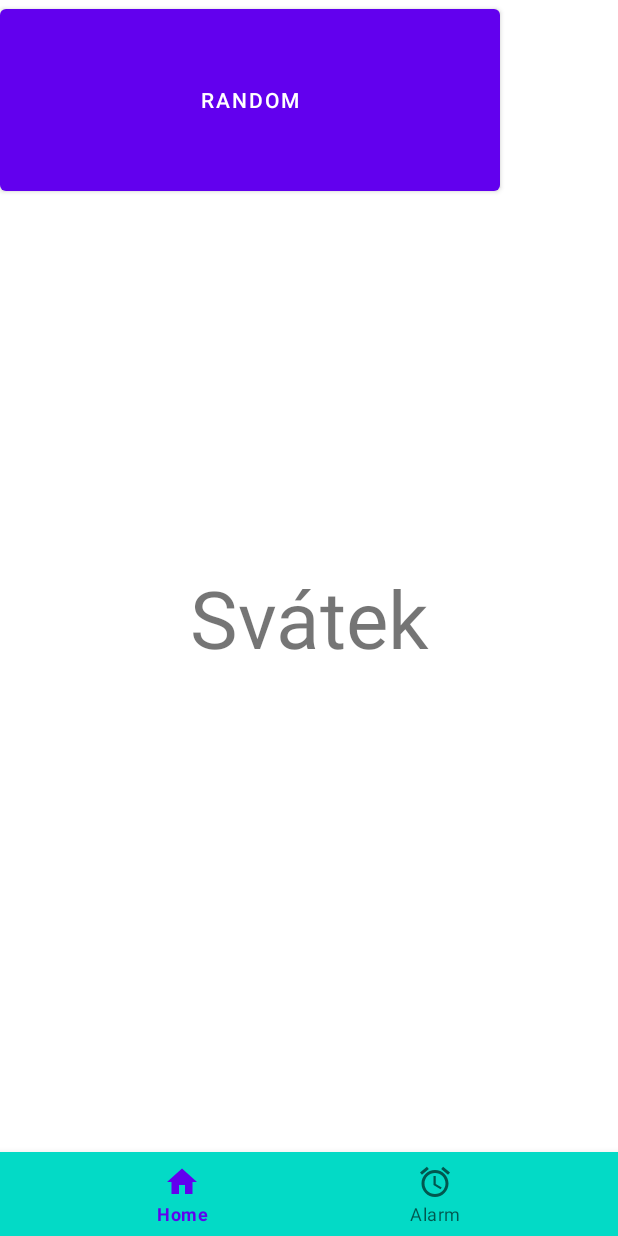
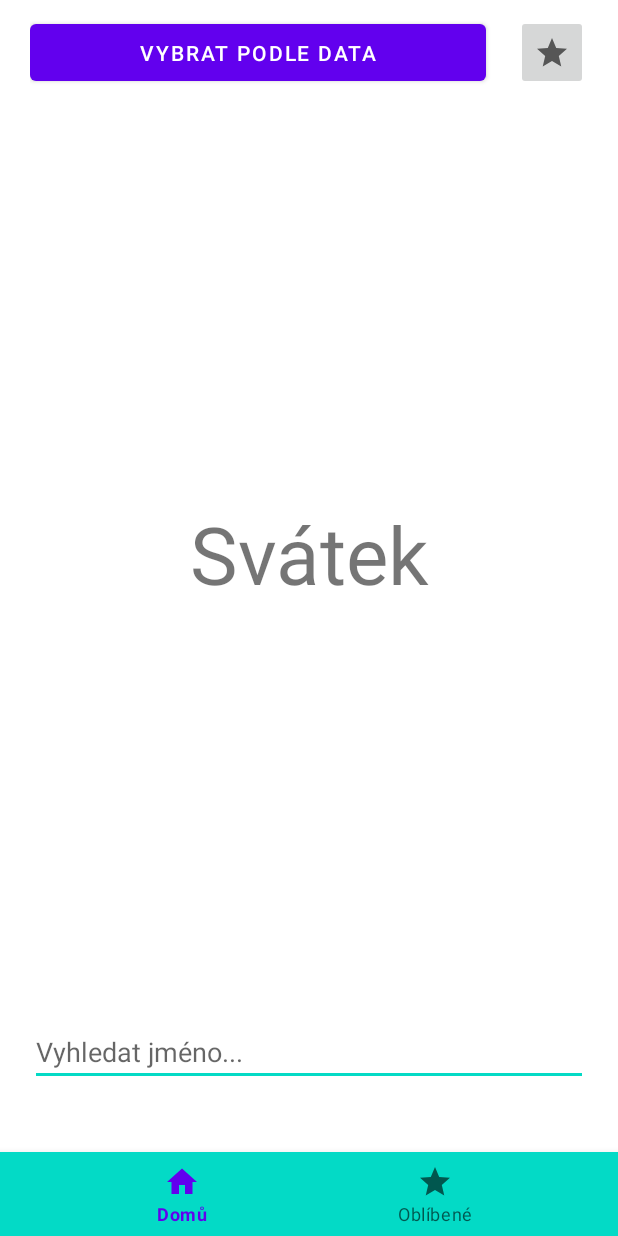
Before and after one commit to davidKolar175/svatecnik, an Android app: the screen it shows after launch (MainActivity), on a phone screen of 412 x 824 dp. Run offline under Robolectric (Android 15) with nearby library versions, the phone set to English and light mode, and no system bars; 1 statement that could not run was skipped.

Commit message:
další změny

```diff
--- a/app/src/main/java/com/example/svatecnik/MainActivity.kt
+++ b/app/src/main/java/com/example/svatecnik/MainActivity.kt
@@ -1,35 +1,36 @@
 package com.example.svatecnik
 
+import android.content.Context
+import android.os.Bundle
 import androidx.appcompat.app.AppCompatActivity
-import android.os.Bundle
-import android.util.Log
-import androidx.activity.viewModels
 import androidx.core.splashscreen.SplashScreen.Companion.installSplashScreen
+import androidx.datastore.core.DataStore
+import androidx.datastore.preferences.core.Preferences
+import androidx.datastore.preferences.preferencesDataStore
 import androidx.fragment.app.Fragment
-import androidx.lifecycle.Observer
 import androidx.lifecycle.ViewModelProvider
 import com.example.svatecnik.repository.Repository
+import com.example.svatecnik.utils.Constants.Companion.FAVOURITE_NAME_KEY
 import kotlinx.android.synthetic.main.activity_main.*
-import kotlinx.android.synthetic.main.fragment_home.*
 
 class MainActivity : AppCompatActivity() {
 
+    private lateinit var viewModel: MainViewModel
     private val homeFragment = HomeFragment()
     private val alarmsFragment = AlarmsFragment()
-    private lateinit var viewModel: MainViewModel;
+    private val dataStore: DataStore<Preferences> by preferencesDataStore(FAVOURITE_NAME_KEY)
 
     override fun onCreate(savedInstanceState: Bundle?) {
         super.onCreate(savedInstanceState)
 
         val repository = Repository()
-        val viewModelFactory = MainViewModelFactory(repository)
+        val viewModelFactory = MainViewModelFactory(repository, dataStore)
         viewModel = ViewModelProvider(this, viewModelFactory).get(MainViewModel::class.java)
-        //viewModel.getSvatek()
 
         installSplashScreen().apply {
-           setKeepVisibleCondition{
-               viewModel.isLoading.value
-           }
+            setKeepOnScreenCondition {
+                viewModel.isLoading.value
+            }
         }
 
         setContentView(R.layout.activity_main)
@@ -43,9 +44,8 @@ class MainActivity : AppCompatActivity() {
         }
     }
 
-    private fun replaceFragment(fragment: Fragment){
-        if (fragment != null)
-        {
+    private fun replaceFragment(fragment: Fragment) {
+        if (fragment != null) {
             val transation = supportFragmentManager.beginTransaction()
             transation.replace(R.id.fragment_container, fragment)
             transation.commit()
--- a/app/src/main/java/com/example/svatecnik/MainViewModel.kt
+++ b/app/src/main/java/com/example/svatecnik/MainViewModel.kt
@@ -1,28 +1,60 @@
 package com.example.svatecnik
 
+import android.util.Log
+import androidx.datastore.core.DataStore
+import androidx.datastore.preferences.core.Preferences
+import androidx.datastore.preferences.core.edit
 import androidx.lifecycle.MutableLiveData
 import androidx.lifecycle.ViewModel
+import androidx.lifecycle.asLiveData
 import androidx.lifecycle.viewModelScope
 import com.example.svatecnik.model.NameObject
 import com.example.svatecnik.repository.Repository
+import com.example.svatecnik.utils.Constants.Companion.FAVOURITE_NAMES_KEY
 import kotlinx.coroutines.delay
+import kotlinx.coroutines.flow.Flow
 import kotlinx.coroutines.flow.MutableStateFlow
 import kotlinx.coroutines.flow.asStateFlow
+import kotlinx.coroutines.flow.map
 import kotlinx.coroutines.launch
 import java.text.SimpleDateFormat
 import java.util.*
 
-class MainViewModel(private val repository: Repository) : ViewModel() {
+
+class MainViewModel(
+    private val repository: Repository,
+    private val dataStore: DataStore<Preferences>
+) : ViewModel() {
 
     private val _isLoading = MutableStateFlow(true)
     val isLoading = _isLoading.asStateFlow()
     val myResponse: MutableLiveData<NameObject> = MutableLiveData()
+    val fakeNames: MutableLiveData<MutableList<String>> = MutableLiveData()
+
+
+    lateinit var lastPlayedSong: Flow<Set<String>>
 
     init {
         viewModelScope.launch {
             getCurrentSvatek()
             delay(2000)
-            _isLoading.value = false;
+            _isLoading.value = false
+            fakeNames.value = mutableListOf("David")
+
+            lastPlayedSong = dataStore.data.map { preferences ->
+                preferences[FAVOURITE_NAMES_KEY] ?: buildSet { "asd" }
+            }
+        }
+    }
+
+    fun setFakeName() {
+        viewModelScope.launch {
+
+            //fakeNames.value = mutableListOf("Igor")
+            dataStore.edit { settings ->
+                settings[FAVOURITE_NAMES_KEY] = buildSet { "Igor" }
+            }
+
         }
     }
 
--- a/app/src/main/java/com/example/svatecnik/MainViewModelFactory.kt
+++ b/app/src/main/java/com/example/svatecnik/MainViewModelFactory.kt
@@ -1,13 +1,15 @@
 package com.example.svatecnik
 
+import androidx.datastore.core.DataStore
+import androidx.datastore.preferences.core.Preferences
 import androidx.lifecycle.ViewModel
 import androidx.lifecycle.ViewModelProvider
 import com.example.svatecnik.repository.Repository
 
-class MainViewModelFactory(private val repository: Repository): ViewModelProvider.Factory {
+class MainViewModelFactory(private val repository: Repository, private val dataStore: DataStore<Preferences>): ViewModelProvider.Factory {
 
     override fun <T : ViewModel?> create(modelClass: Class<T>): T {
-        return MainViewModel(repository) as T
+        return MainViewModel(repository, dataStore) as T
     }
 
 }
--- a/app/src/main/java/com/example/svatecnik/utils/Constants.kt
+++ b/app/src/main/java/com/example/svatecnik/utils/Constants.kt
@@ -1,8 +1,14 @@
 package com.example.svatecnik.utils
+
+import androidx.datastore.preferences.core.stringPreferencesKey
+import androidx.datastore.preferences.core.stringSetPreferencesKey
 
 class Constants {
     companion object {
         const val BASE_URL = "https://svatky.adresa.info"
+        const val FAVOURITE_NAME_KEY = "FavouriteNames"
+
+        val FAVOURITE_NAMES_KEY = stringSetPreferencesKey("FavouriteNamesKey")
     }
 
 
--- /dev/null
+++ b/app/src/main/res/drawable/ic_baseline_star_24.xml
@@ -0,0 +1,10 @@
+<vector xmlns:android="http://schemas.android.com/apk/res/android"
+    android:width="24dp"
+    android:height="24dp"
+    android:viewportWidth="24"
+    android:viewportHeight="24"
+    android:tint="?attr/colorControlNormal">
+  <path
+      android:fillColor="@android:color/white"
+      android:pathData="M12,17.27L18.18,21l-1.64,-7.03L22,9.24l-7.19,-0.61L12,2 9.19,8.63 2,9.24l5.46,4.73L5.82,21z"/>
+</vector>
--- a/app/src/main/res/layout/fragment_home.xml
+++ b/app/src/main/res/layout/fragment_home.xml
@@ -5,17 +5,58 @@
     android:layout_height="match_parent"
     tools:context=".HomeFragment">
 
-        <TextView
-            android:id="@+id/today_name_text"
-            android:text="Svátek"
-            android:textSize="24pt"
+    <LinearLayout
+        android:layout_width="match_parent"
+        android:layout_height="match_parent"
+        android:orientation="vertical">
+
+        <LinearLayout
+            android:layout_marginHorizontal="20dp"
+            android:layout_marginTop="10dp"
+            android:layout_width="match_parent"
+            android:layout_height="wrap_content"
+            android:orientation="horizontal">
+
+            <Button
+                android:id="@+id/change_date"
+                android:layout_width="wrap_content"
+                android:layout_height="50dp"
+                android:layout_marginRight="20dp"
+                android:layout_weight="1"
+                android:text="Vybrat podle data" />
+
+            <ImageButton
+                android:id="@+id/star_button"
+                android:layout_width="wrap_content"
+                android:layout_height="50dp"
+                android:src="@drawable/ic_baseline_star_24" />
+
+        </LinearLayout>
+
+        <LinearLayout
+            android:layout_width="match_parent"
+            android:layout_height="wrap_content"
+            android:layout_weight="1"
             android:gravity="center"
+            android:orientation="vertical">
+
+            <TextView
+                android:id="@+id/today_name_text"
+                android:layout_width="match_parent"
+                android:layout_height="wrap_content"
+                android:gravity="center"
+                android:text="Svátek"
+                android:textSize="24pt" />
+        </LinearLayout>
+
+        <EditText
+            android:id="@+id/name_input"
+            android:layout_marginHorizontal="20dp"
+            android:layout_marginBottom="100dp"
             android:layout_width="match_parent"
-            android:layout_height="match_parent" />
-        <Button
-            android:id="@+id/change_date"
-            android:layout_width="500px"
-            android:layout_height="200px"
-            android:text="Random"/>
-
+            android:layout_height="wrap_content"
+            android:hint="Vyhledat jméno..."
+            android:imeOptions="actionDone"
+            android:inputType="textCapSentences" />
+    </LinearLayout>
 </FrameLayout>
--- a/app/src/main/res/menu/menu.xml
+++ b/app/src/main/res/menu/menu.xml
@@ -3,9 +3,9 @@
     <item
         android:id="@+id/ic_home"
         android:icon="@drawable/ic_home"
-        android:title="Home" />
+        android:title="Domů" />
     <item
         android:id="@+id/ic_alarms"
-        android:icon="@drawable/ic_access_alarms"
-        android:title="Alarm" />
+        android:icon="@drawable/ic_baseline_star_24"
+        android:title="Oblíbené" />
 </menu>
--- a/app/src/main/res/values/colors.xml
+++ b/app/src/main/res/values/colors.xml
@@ -7,4 +7,5 @@
     <color name="teal_700">#FF018786</color>
     <color name="black">#FF000000</color>
     <color name="white">#FFFFFFFF</color>
+    <color name="red">#FF0000</color>
 </resources>
--- a/app/src/main/res/values/splash.xml
+++ b/app/src/main/res/values/splash.xml
@@ -1,8 +1,8 @@
 <?xml version="1.0" encoding="utf-8"?>
-<resources xmlns:tools="http://schemas.android.com/tools">
+<resources>
     <style name="Theme.App.Starting" parent="Theme.SplashScreen">
-        <item name="windowSplashScreenBackground">@color/white</item>
         <item name="windowSplashScreenAnimatedIcon">@mipmap/ic_launcher_round</item>
+        <item name="windowSplashScreenBackground">@color/red</item>
         <item name="postSplashScreenTheme">@style/Theme.Svatecnik</item>
     </style>
 </resources>
```
Also changed, not shown: app/build.gradle (+8 -2 lines), app/src/main/java/com/example/svatecnik/AlarmsFragment.kt (+21 -1 lines), app/src/main/java/com/example/svatecnik/HomeFragment.kt (+27 -5 lines), app/src/main/java/com/example/svatecnik/datastore/NameManager.kt (added, +35 -0 lines), app/src/main/res/layout/fragment_alarms.xml (+12 -14 lines).
